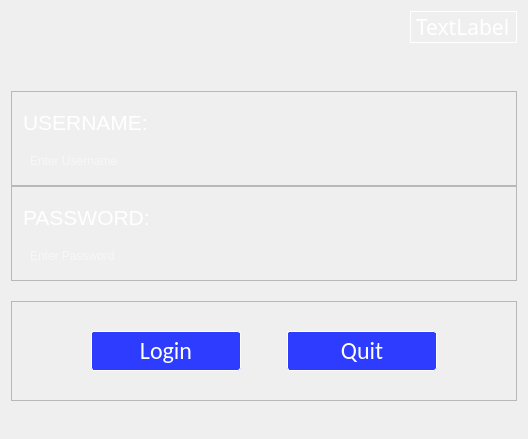
JustKoshi/QTCinemaProject, file LoginScreen.ui: the form before one commit.
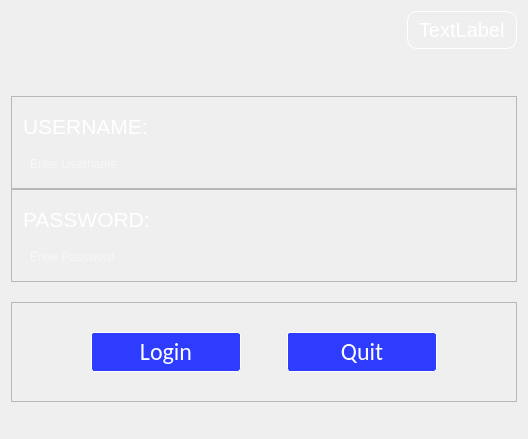
The form after the commit. Icons and pictures are not drawn.

Commit message: finished AdminPage ui

Diff of the .ui file:
```diff
--- a/LoginScreen.ui
+++ b/LoginScreen.ui
@@ -50,8 +50,8 @@
         </property>
         <property name="font">
          <font>
-          <family>Malgun Gothic Semilight</family>
-          <pointsize>16</pointsize>
+          <family>Arial</family>
+          <pointsize>15</pointsize>
           <bold>false</bold>
          </font>
         </property>
@@ -60,6 +60,8 @@
    color: white; 
     background-color: transparent;
     border: 1px solid white;
+    border-radius: 10px;
+          padding: 6px;
 }</string>
         </property>
         <property name="lineWidth">
```
The commit also changes 3 other files.
